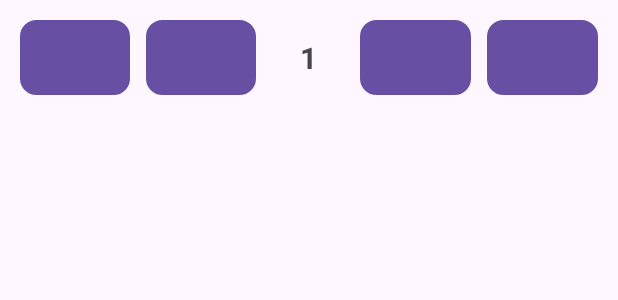
After one commit to vtphatt2/Travelly, an Android app: the layout item_seat.xml on its own in the app's theme, with its tools: preview values and no code run, on a phone screen of 412 x 824 dp. The commit adds this screen. Shown: the top 300 px of the screen. Run offline under Robolectric (Android 15) with nearby library versions, the phone set to English and light mode, and no system bars.

Commit message:
Choose Seat activity

```diff
--- /dev/null
+++ b/app/src/main/res/drawable/square_button.xml
@@ -0,0 +1,5 @@
+<?xml version="1.0" encoding="utf-8"?>
+<shape xmlns:android="http://schemas.android.com/apk/res/android">/>
+    <corners android:radius="10dp" />
+    <stroke android:width="2dp"  />
+</shape>
--- /dev/null
+++ b/app/src/main/res/layout/item_seat.xml
@@ -0,0 +1,54 @@
+<LinearLayout xmlns:android="http://schemas.android.com/apk/res/android"
+    android:layout_width="match_parent"
+    android:layout_height="wrap_content"
+    android:orientation="horizontal"
+    android:padding="8dp">
+
+    <Button
+        android:id="@+id/seat1"
+        android:layout_width="50dp"
+        android:layout_height="50dp"
+        android:layout_weight="1"
+        android:textSize="16sp"
+        android:background="@drawable/square_button"
+        android:layout_margin="5dp" />
+
+    <Button
+        android:id="@+id/seat2"
+        android:layout_width="50dp"
+        android:layout_height="50dp"
+        android:layout_weight="1"
+        android:textSize="16sp"
+        android:background="@drawable/square_button"
+        android:layout_margin="5dp"/>
+
+    <TextView
+        android:id="@+id/textViewSeatRow"
+        android:layout_width="wrap_content"
+        android:layout_height="wrap_content"
+        android:layout_weight="2"
+        android:layout_gravity="center"
+        android:gravity="center"
+        android:textSize="20dp"
+        android:textStyle="bold"
+        android:text="1"/>
+
+    <Button
+        android:id="@+id/seat3"
+        android:layout_width="50dp"
+        android:layout_height="50dp"
+        android:layout_weight="1"
+        android:textSize="16sp"
+        android:background="@drawable/square_button"
+        android:layout_margin="5dp"/>
+
+    <Button
+        android:id="@+id/seat4"
+        android:layout_width="50dp"
+        android:layout_height="50dp"
+        android:layout_weight="1"
+        android:textSize="16sp"
+        android:background="@drawable/square_button"
+        android:layout_margin="5dp"/>
+
+</LinearLayout>
```
Also changed, not shown: app/src/main/java/com/example/travelly/SeatAdapter.java (added, +61 -0 lines), app/src/main/java/com/example/travelly/Seats.java (+14 -0 lines), app/src/main/res/layout/activity_seats.xml (+54 -0 lines).
